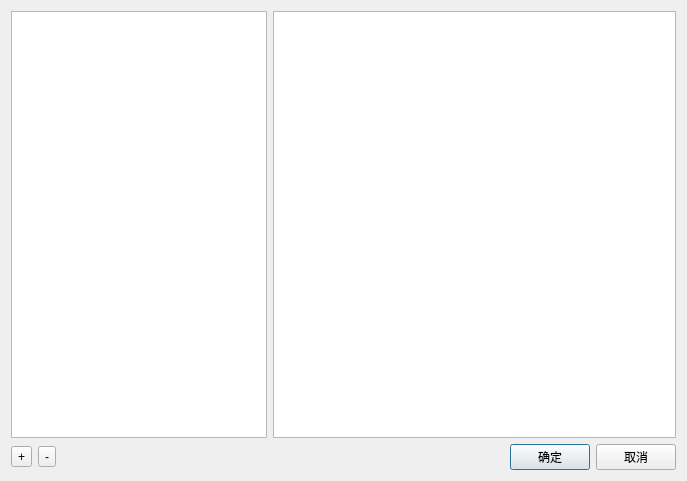
Above: SlopeCraft/BlockListDialog.ui from SlopeCraft/SlopeCraft before the change. Below: the same form after it.
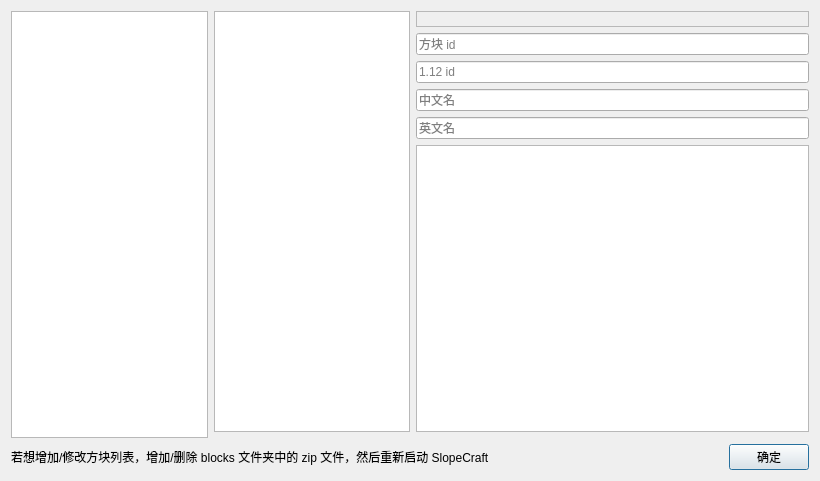
That is the form after the change.

Commit message: implement BlockListDialog

```diff
--- a/SlopeCraft/BlockListDialog.ui
+++ b/SlopeCraft/BlockListDialog.ui
@@ -6,18 +6,21 @@
    <rect>
     <x>0</x>
     <y>0</y>
-    <width>687</width>
+    <width>820</width>
     <height>481</height>
    </rect>
   </property>
   <property name="windowTitle">
    <string>加载/删除方块列表</string>
   </property>
-  <layout class="QGridLayout" name="gridLayout">
-   <item row="0" column="2">
-    <widget class="QTableView" name="tv_blocks"/>
-   </item>
-   <item row="0" column="1">
+  <property name="sizeGripEnabled">
+   <bool>false</bool>
+  </property>
+  <property name="modal">
+   <bool>false</bool>
+  </property>
+  <layout class="QGridLayout" name="gridLayout_2" columnstretch="1,1,2">
+   <item row="0" column="0" rowspan="2">
     <widget class="QListView" name="lv_block_lists">
      <property name="sizePolicy">
       <sizepolicy hsizetype="Preferred" vsizetype="Expanding">
@@ -27,22 +30,104 @@
      </property>
     </widget>
    </item>
-   <item row="1" column="1" colspan="2">
+   <item row="0" column="1">
+    <widget class="QListView" name="lv_blocks">
+     <property name="sizePolicy">
+      <sizepolicy hsizetype="Preferred" vsizetype="Expanding">
+       <horstretch>0</horstretch>
+       <verstretch>0</verstretch>
+      </sizepolicy>
+     </property>
+    </widget>
+   </item>
+   <item row="0" column="2">
+    <layout class="QVBoxLayout" name="verticalLayout">
+     <property name="leftMargin">
+      <number>0</number>
+     </property>
+     <item>
+      <widget class="QLabel" name="lb_image">
+       <property name="sizePolicy">
+        <sizepolicy hsizetype="Expanding" vsizetype="Preferred">
+         <horstretch>0</horstretch>
+         <verstretch>0</verstretch>
+        </sizepolicy>
+       </property>
+       <property name="autoFillBackground">
+        <bool>false</bool>
+       </property>
+       <property name="frameShape">
+        <enum>QFrame::Shape::StyledPanel</enum>
+       </property>
+       <property name="text">
+        <string/>
+       </property>
+       <property name="alignment">
+        <set>Qt::AlignmentFlag::AlignCenter</set>
+       </property>
+      </widget>
+     </item>
+     <item>
+      <widget class="QLineEdit" name="le_id">
+       <property name="readOnly">
+        <bool>true</bool>
+       </property>
+       <property name="placeholderText">
+        <string>方块 id</string>
+       </property>
+      </widget>
+     </item>
+     <item>
+      <widget class="QLineEdit" name="le_id_old">
+       <property name="readOnly">
+        <bool>true</bool>
+       </property>
+       <property name="placeholderText">
+        <string>1.12 id</string>
+       </property>
+      </widget>
+     </item>
+     <item>
+      <widget class="QLineEdit" name="le_name_cn">
+       <property name="readOnly">
+        <bool>true</bool>
+       </property>
+       <property name="placeholderText">
+        <string>中文名</string>
+       </property>
+      </widget>
+     </item>
+     <item>
+      <widget class="QLineEdit" name="le_name_en">
+       <property name="readOnly">
+        <bool>true</bool>
+       </property>
+       <property name="placeholderText">
+        <string>英文名</string>
+       </property>
+      </widget>
+     </item>
+     <item>
+      <widget class="QTableView" name="tv_block_props">
+       <attribute name="horizontalHeaderStretchLastSection">
+        <bool>true</bool>
+       </attribute>
+       <attribute name="verticalHeaderStretchLastSection">
+        <bool>false</bool>
+       </attribute>
+      </widget>
+     </item>
+    </layout>
+   </item>
+   <item row="2" column="0" colspan="3">
     <layout class="QHBoxLayout" name="horizontalLayout_2">
      <property name="topMargin">
       <number>0</number>
      </property>
      <item>
-      <widget class="QToolButton" name="toolButton">
+      <widget class="QLabel" name="label">
        <property name="text">
-        <string>+</string>
-       </property>
-      </widget>
-     </item>
-     <item>
-      <widget class="QToolButton" name="toolButton_2">
-       <property name="text">
-        <string>-</string>
+        <string>若想增加/修改方块列表，增加/删除 blocks 文件夹中的 zip 文件，然后重新启动 SlopeCraft</string>
        </property>
       </widget>
      </item>
@@ -66,13 +151,6 @@
        </property>
       </widget>
      </item>
-     <item>
-      <widget class="QPushButton" name="pushButton_2">
-       <property name="text">
-        <string>取消</string>
-       </property>
-      </widget>
-     </item>
     </layout>
    </item>
   </layout>
```
Left out of the diff: 6 changed lines with no effect on the pictures. The commit also changes 2 other files.
